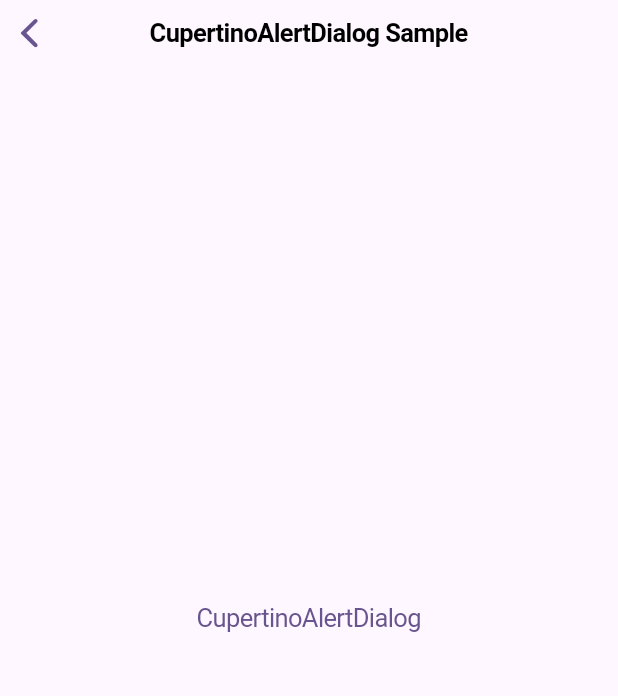
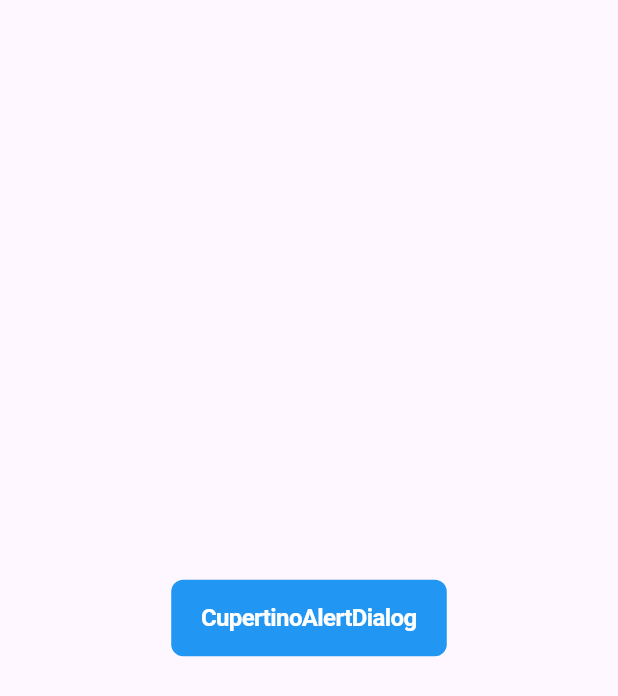
Before and after one commit to InfantAjith96/android_ios, a Flutter app: the CupertinoAlertDialogExample screen opened directly, on a phone screen of 412 x 824 dp. Shown: the top 696 px of the screen. Run offline on Flutter 3.47's test engine with Material 3 defaults, Android fonts, the phone set to English and light mode, and no system bars.

Commit message:
Cupertino alert dialog fixed

```diff
--- a/lib/main.dart
+++ b/lib/main.dart
@@ -472,14 +472,33 @@ class CupertinoAlertDialogExample extends StatelessWidget {
 
   @override
   Widget build(BuildContext context) {
+    // return CupertinoPageScaffold(
+    //   navigationBar: const CupertinoNavigationBar(
+    //     middle: Text('CupertinoAlertDialog Sample'),
+    //   ),
+    //   child: Center(
+    //     child: CupertinoButton(
+    //       onPressed: () => _showAlertDialog(context),
+    //       child: const Text('CupertinoAlertDialog'),
+    //     ),
+    //   ),
+    // );
     return CupertinoPageScaffold(
-      navigationBar: const CupertinoNavigationBar(
-        middle: Text('CupertinoAlertDialog Sample'),
-      ),
+      // navigationBar: const CupertinoNavigationBar(
+      //   middle: Text('CupertinoButton Sample'),
+      // ),
       child: Center(
         child: CupertinoButton(
+          color: Colors.blue,
+          borderRadius: BorderRadius.all(Radius.circular(8)),
+          child: Text(
+            'CupertinoAlertDialog',
+            style: TextStyle(
+                fontSize: 16,
+                fontWeight: FontWeight.bold,
+                color: Colors.white),
+          ),
           onPressed: () => _showAlertDialog(context),
-          child: const Text('CupertinoAlertDialog'),
         ),
       ),
     );
```
